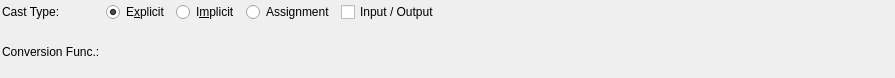
The window that libs/libgui/ui/dbobjects/castwidget.ui (pgmodeler/pgmodeler) describes before a commit, drawn with Qt 5.
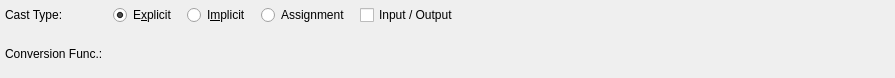
The same window after the commit.

```diff
--- a/libs/libgui/ui/dbobjects/castwidget.ui
+++ b/libs/libgui/ui/dbobjects/castwidget.ui
@@ -18,19 +18,19 @@
   </property>
   <layout class="QGridLayout" name="cast_grid">
    <property name="leftMargin">
-    <number>2</number>
+    <number>5</number>
    </property>
    <property name="topMargin">
-    <number>2</number>
+    <number>5</number>
    </property>
    <property name="rightMargin">
-    <number>2</number>
+    <number>5</number>
    </property>
    <property name="bottomMargin">
-    <number>2</number>
+    <number>5</number>
    </property>
    <property name="spacing">
-    <number>6</number>
+    <number>10</number>
    </property>
    <item row="0" column="2">
     <widget class="QRadioButton" name="implicit_rb">
```
